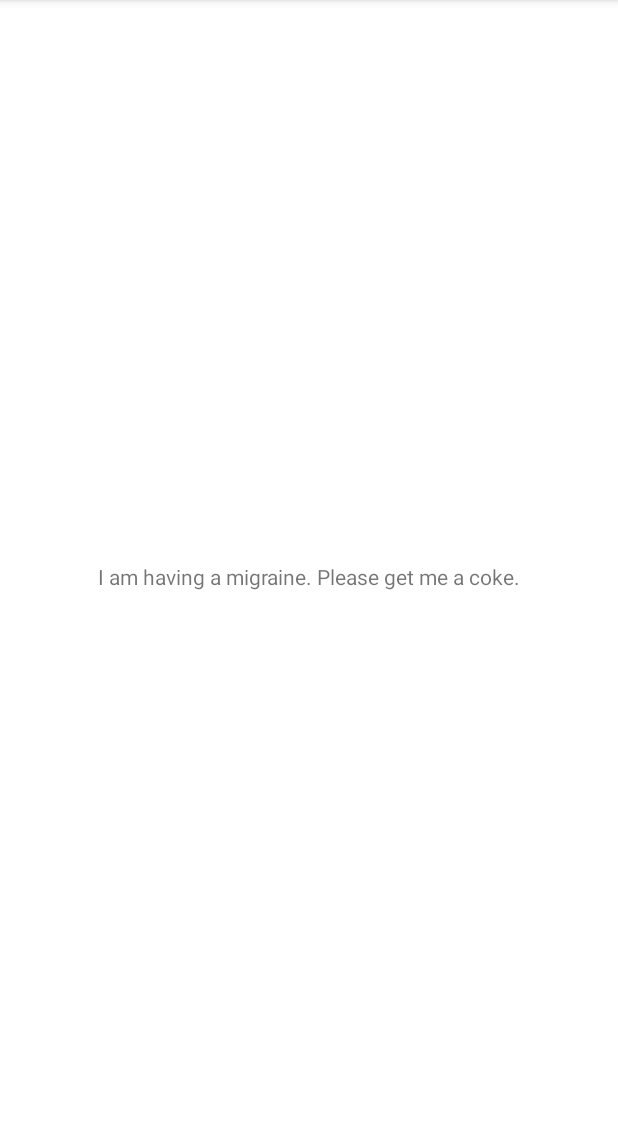
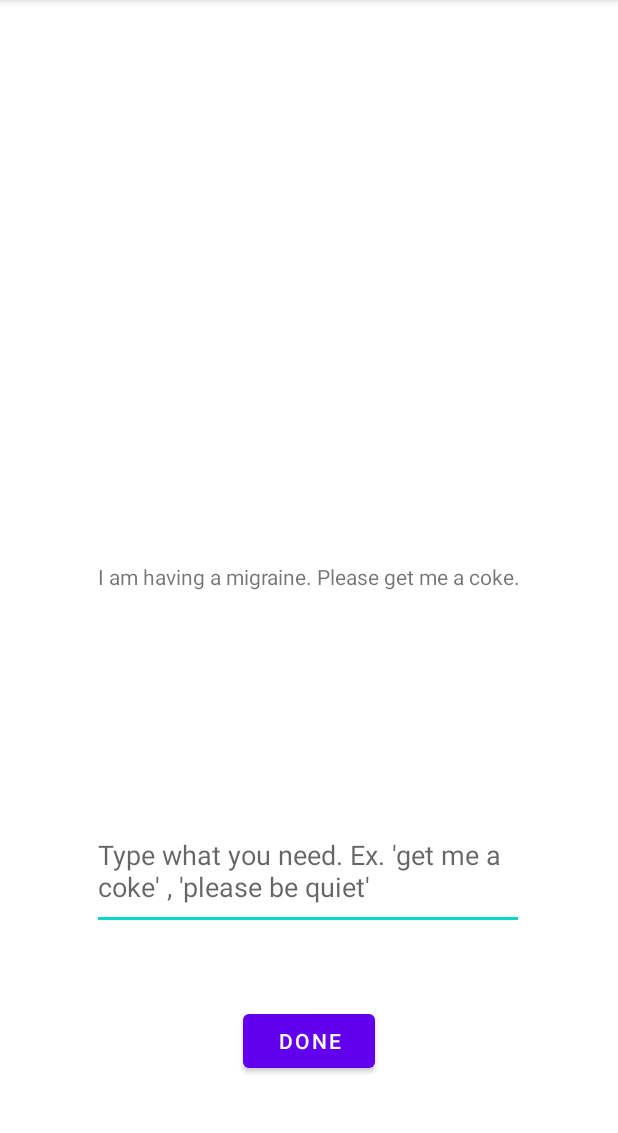
Before and after one commit to kaeaton/agile_workgroup, an Android app: the screen it shows after launch (MainActivity), on a phone screen of 412 x 824 dp, the part 84-1217 px from its top. Run offline under Robolectric (Android 15) with nearby library versions, the phone set to English and light mode, and no system bars.

Commit message:
Add text edit and button

```diff
--- a/Pathways/app/src/main/java/com/example/pathways/MainActivity.kt
+++ b/Pathways/app/src/main/java/com/example/pathways/MainActivity.kt
@@ -1,11 +1,16 @@
 package com.example.pathways
 
 import android.os.Bundle
+import android.text.Editable
+import android.text.TextWatcher
 import com.google.android.material.floatingactionbutton.FloatingActionButton
 import com.google.android.material.snackbar.Snackbar
 import androidx.appcompat.app.AppCompatActivity
 import android.view.Menu
 import android.view.MenuItem
+import android.view.View
+import android.widget.EditText
+import android.widget.TextView
 
 class MainActivity : AppCompatActivity() {
 
@@ -14,6 +19,27 @@ class MainActivity : AppCompatActivity() {
         setContentView(R.layout.activity_main)
         setSupportActionBar(findViewById(R.id.toolbar))
 
+        //setContentView(android.R.layout.fragment_first)
+        (findViewById<View>(R.id.main_message_input) as EditText).addTextChangedListener(object :
+            TextWatcher {
+
+            override fun afterTextChanged(s: Editable) {
+                (findViewById<View>(R.string.help_request) as String).setText(s)
+            }
+
+            override fun beforeTextChanged(s: CharSequence, start: Int,
+                                           count: Int, after: Int) {
+            }
+
+            override fun onTextChanged(s: CharSequence, start: Int,
+                                       before: Int, count: Int) {
+            }
+        })
+
+
+    }
+
+    private fun addRequest(view: View) {
 
     }
 
--- /dev/null
+++ b/Pathways/app/src/main/java/com/example/pathways/Request.kt
@@ -0,0 +1,3 @@
+package com.example.pathways
+
+data class Request (var request_message: String)
--- a/Pathways/app/src/main/res/layout/fragment_first.xml
+++ b/Pathways/app/src/main/res/layout/fragment_first.xml
@@ -7,7 +7,7 @@
     tools:context=".FirstFragment">
 
     <TextView
-        android:id="@+id/textview_first"
+        android:id="@+id/main_message_display"
         android:layout_width="wrap_content"
         android:layout_height="wrap_content"
         android:text="@string/help_request"
@@ -16,4 +16,25 @@
         app:layout_constraintStart_toStartOf="parent"
         app:layout_constraintTop_toTopOf="parent" />
 
+    <EditText
+        android:id="@+id/main_message_input"
+        android:layout_width="288dp"
+        android:layout_height="78dp"
+        android:hint="Type what you need. Ex. 'get me a coke' , 'please be quiet' "
+        android:inputType="textMultiLine"
+        app:layout_constraintBottom_toBottomOf="parent"
+        app:layout_constraintEnd_toEndOf="parent"
+        app:layout_constraintHorizontal_bias="0.495"
+        app:layout_constraintStart_toStartOf="parent"
+        app:layout_constraintTop_toBottomOf="@+id/main_message_display" />
+
+    <Button
+        android:id="@+id/done_button"
+        android:layout_width="wrap_content"
+        android:layout_height="wrap_content"
+        android:text="Done"
+        app:layout_constraintBottom_toBottomOf="parent"
+        app:layout_constraintEnd_toEndOf="parent"
+        app:layout_constraintStart_toStartOf="parent"
+        app:layout_constraintTop_toBottomOf="@+id/main_message_input" />
 </androidx.constraintlayout.widget.ConstraintLayout>
```
Also changed, not shown: Pathways/app/src/main/java/com/example/pathways/FirstFragment.kt (+11 -0 lines).
